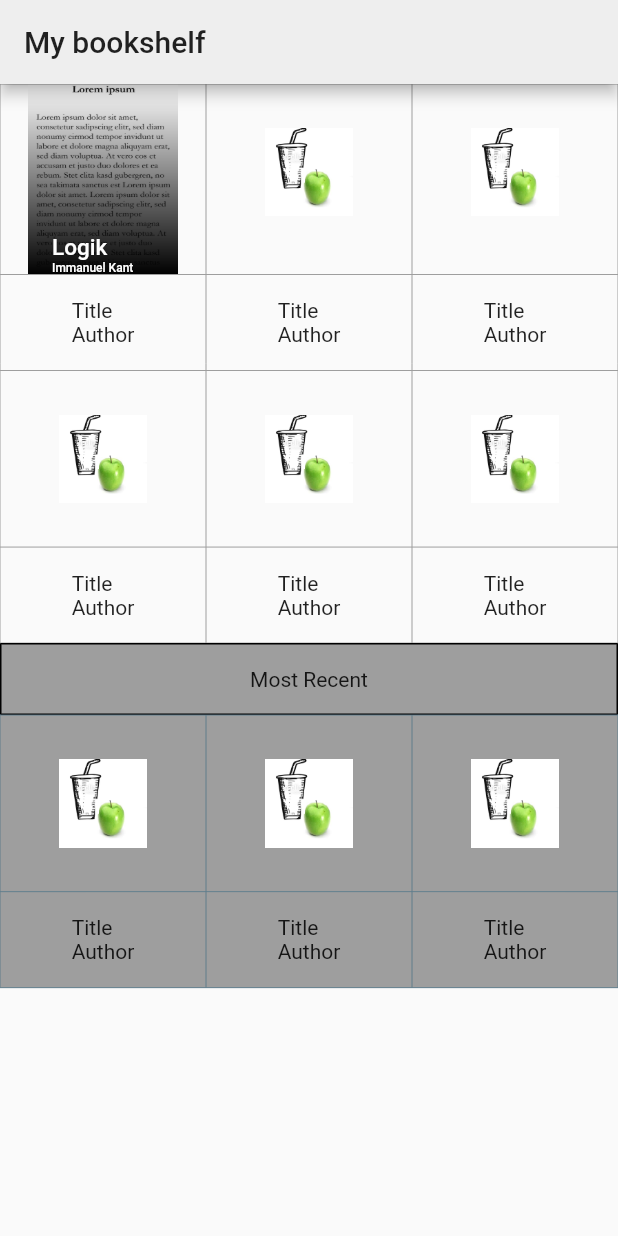
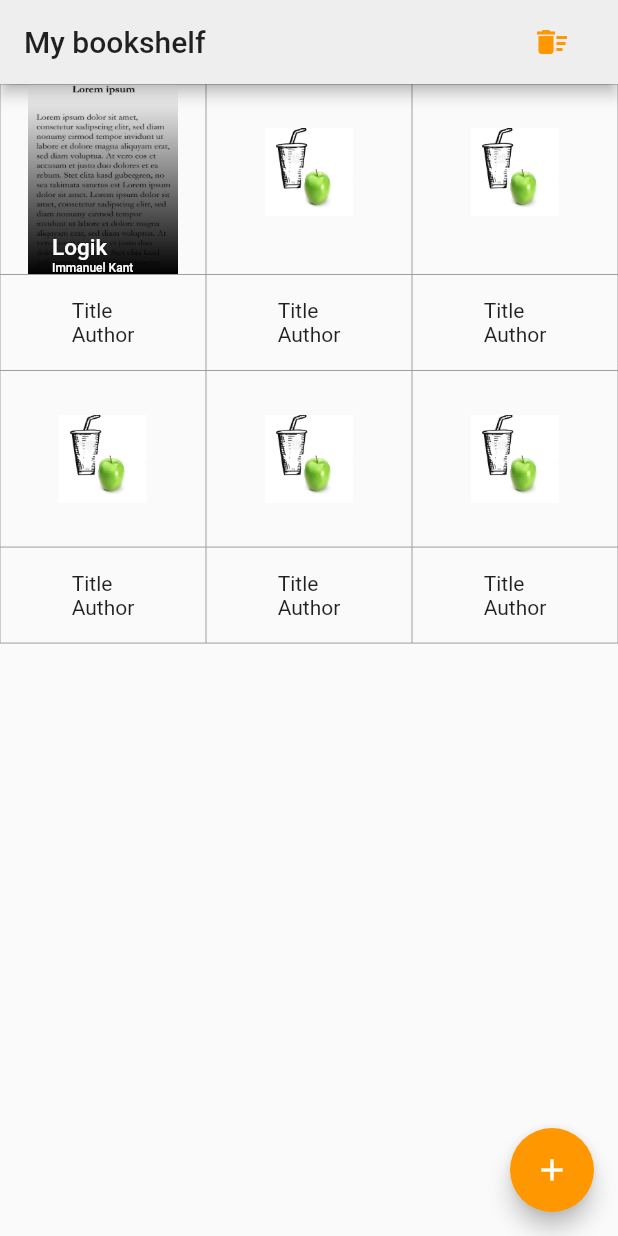
Before and after one commit to mobileappdevhm19/HINT-Reader, a Flutter app: the screen it shows after launch, on a phone screen of 412 x 824 dp. Run offline on Flutter 3.47's test engine with Material 2 defaults, Android fonts, the light colour scheme and no system bars; our stand-ins replace sqflite; accounts and stored records are empty.

Commit message:
The Database is working, in most of its features. In the BooShielfView you can construct a list of thumbnails. It's also possible to delete them.

```diff
--- a/hintreader/lib/BookModel.dart
+++ b/hintreader/lib/BookModel.dart
@@ -11,12 +11,14 @@ String BookToJson(Book data) {
 }
 
 class Book {
+  int id;
   String title;
   String author;
   String picture;
   //bool opened;
 
   Book({
+    this.id,
     this.title,
     this.author,
     this.picture,
@@ -24,6 +26,7 @@ class Book {
   });
 
   factory Book.fromMap(Map<String, dynamic> json) => new Book(
+    id: json["id"],
     title: json["title"],
     author: json["author"],
     picture: json["picture"],
@@ -31,6 +34,7 @@ class Book {
   );
 
   Map<String, dynamic> toMap() => {
+    "id": id,
     "title": title,
     "author": author,
     "picture": picture,
--- a/hintreader/lib/views/BookshelfView.dart
+++ b/hintreader/lib/views/BookshelfView.dart
@@ -1,5 +1,7 @@
 import 'package:flutter/material.dart';
 import 'package:hintreader/BookCard.dart';
+import 'package:hintreader/BookModel.dart';
+import 'package:hintreader/database.dart';
 
 class Bookshelf extends StatefulWidget {
   Bookshelf(this.title);
@@ -34,6 +36,14 @@ class _BookshelfState extends State<Bookshelf> {
   Widget build(BuildContext context) {
     return Scaffold(
       appBar: AppBar(
+        actions: <Widget>[
+          FlatButton(
+            child: Icon(Icons.delete_sweep, color: Colors.orange),
+            onPressed: () => {
+              setState(() {DBProvider.db.deleteBook("Logik");})
+            },
+          )
+                ],
         title: Text(widget.title),
       ),
       body: OrientationBuilder(
@@ -41,6 +51,15 @@ class _BookshelfState extends State<Bookshelf> {
           return orientation == Orientation.portrait
               ? verticalTable()
               : horizontalTable();
+        },
+      ),
+      floatingActionButton: FloatingActionButton(
+        backgroundColor: Colors.orange,
+        child: Icon(Icons.add),
+        onPressed: () async {
+          Book rnd = Book(title: "Logik", author: "Immanuel Kant", picture: "verticalLargeNoDarkmode.PNG");
+          await DBProvider.db.newBook(rnd);
+          setState(() {});
         },
       ),
     );
@@ -54,12 +73,13 @@ class _BookshelfState extends State<Bookshelf> {
           Container(
               constraints: BoxConstraints.loose(box),
               child: books[m % (books.length - 1)] == true
-                  ? BookCard("verticalLargeNoDarkmode.PNG", "Logik", "Immanuel Kant")
-                  : Image.asset("assets/main_icon.png",
-                height: (height / 7),
-                width: (width / 7),
-              )
-          )
+                  ? BookCard(
+                      "verticalLargeNoDarkmode.PNG", "Logik", "Immanuel Kant")
+                  : Image.asset(
+                      "assets/main_icon.png",
+                      height: (height / 7),
+                      width: (width / 7),
+                    ))
         ],
       ),
     );
@@ -132,7 +152,29 @@ class _BookshelfState extends State<Bookshelf> {
         newBookRow(false),
         newInfoRow(false),
       ]),
-      Table(
+      Container(
+        constraints: new BoxConstraints.expand(
+          height: 127.0,
+        ),
+        child: FutureBuilder<List<Book>>(
+          future: DBProvider.db.getAllBooks(),
+          builder: (BuildContext context, AsyncSnapshot<List<Book>> snapshot) {
+            if (snapshot.hasData) {
+              return ListView.builder(
+                scrollDirection: Axis.horizontal,
+                itemCount: snapshot.data.length,
+                itemBuilder: (BuildContext context, int index) {
+                  Book item = snapshot.data[index];
+                  return BookCard(item.picture, item.title, item.author);
+                },
+              );
+            } else {
+              return Center(child: CircularProgressIndicator());
+            }
+          },
+        ),
+      ),
+      /*Table(
           border: TableBorder.all(width: 1.0, color: Colors.black),
           children: [
             TableRow(
@@ -152,13 +194,13 @@ class _BookshelfState extends State<Bookshelf> {
                     ),
                   ),
                 ]),
-          ]),
-      Table(
+          ]),*/
+      /*Table(
           border: TableBorder.all(width: 0.0, color: Colors.blueGrey),
           children: [
             newBookRow(true),
             newInfoRow(true),
-          ]),
+          ]),*/
     ]);
   }
 
```
Also changed, not shown: hintreader/lib/database.dart (+24 -9 lines).
